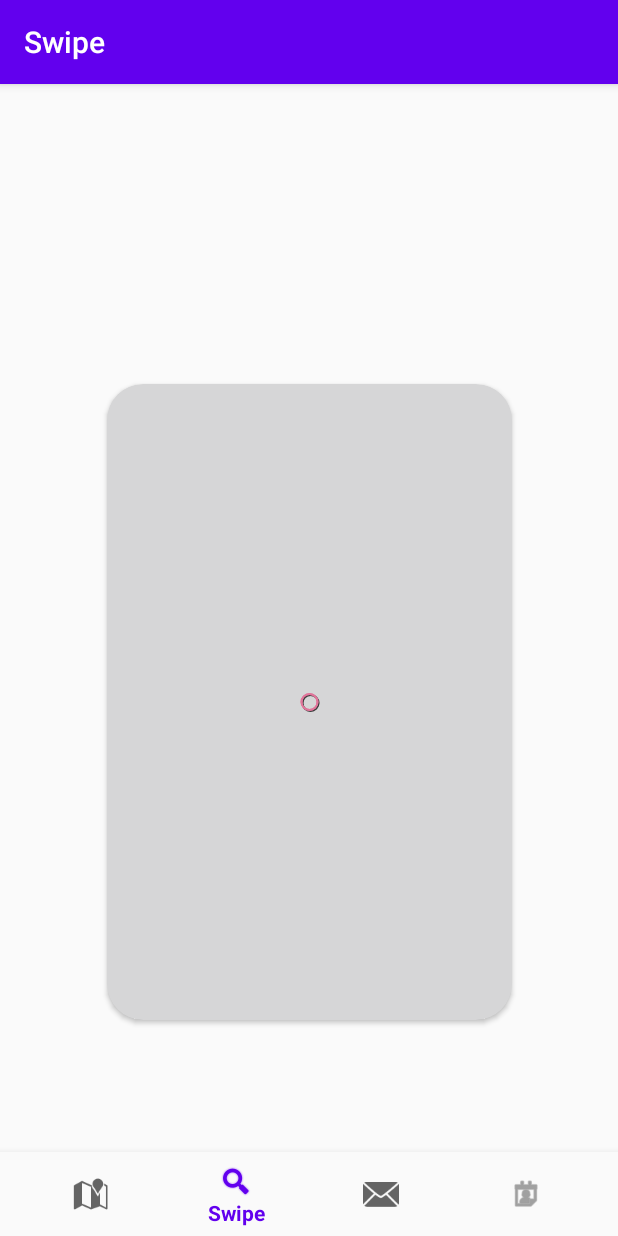
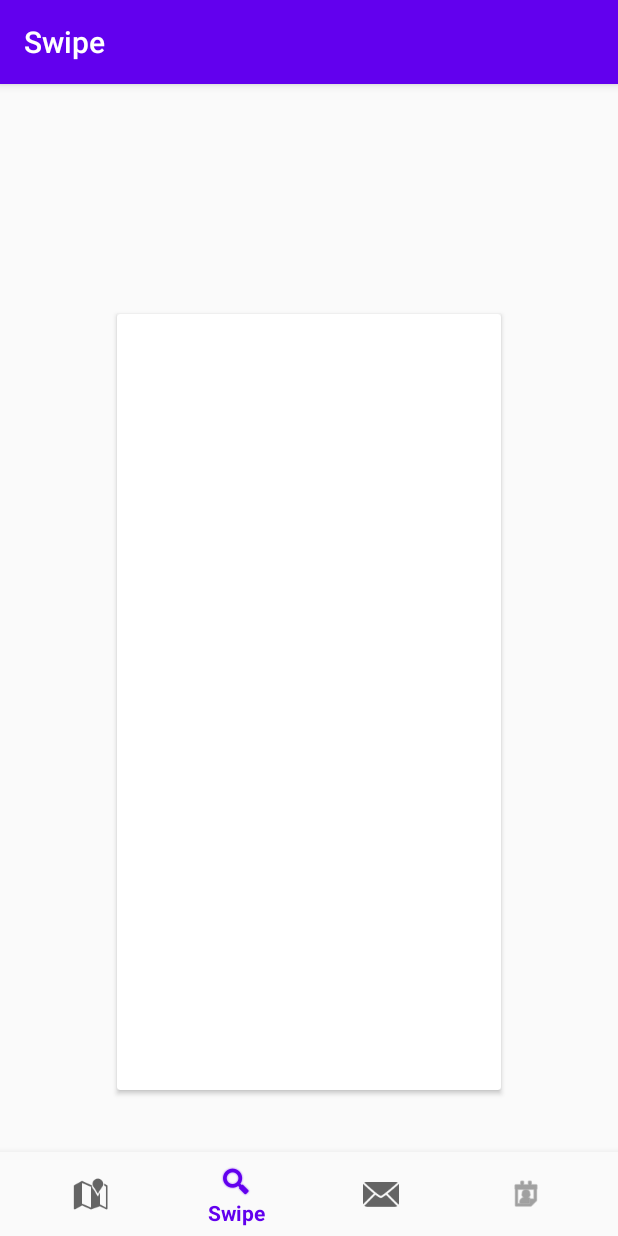
Before and after one commit to harpeliot/FyndApp, an Android app: the screen it shows after launch (MainActivity), on a phone screen of 412 x 824 dp. Run offline under Robolectric (Android 15) with nearby library versions, the phone set to English and light mode, and no system bars; our stand-ins replace navigation-ui.

Commit message:
add of profil avatar

```diff
--- a/app/src/main/res/layout/fragment_account.xml
+++ b/app/src/main/res/layout/fragment_account.xml
@@ -8,15 +8,14 @@
 
     <ImageView
         android:id="@+id/imageView"
-        android:layout_width="wrap_content"
-        android:layout_height="wrap_content"
-        app:layout_constraintBottom_toTopOf="@+id/button5"
+        android:layout_width="223dp"
+        android:layout_height="171dp"
+        android:src="@drawable/avatar_f"
+        app:layout_constraintBottom_toTopOf="@+id/button2"
         app:layout_constraintEnd_toEndOf="parent"
-        app:layout_constraintHorizontal_bias="0.498"
         app:layout_constraintStart_toStartOf="parent"
         app:layout_constraintTop_toTopOf="parent"
-        app:layout_constraintVertical_bias="0.139"
-        tools:src="@tools:sample/avatars" />
+        app:layout_constraintVertical_bias="0.638" />
 
     <Button
         android:id="@+id/button"
--- a/app/src/main/res/layout/fragment_swipe.xml
+++ b/app/src/main/res/layout/fragment_swipe.xml
@@ -1,29 +1,25 @@
 <?xml version="1.0" encoding="utf-8"?>
-<androidx.constraintlayout.motion.widget.MotionLayout xmlns:android="http://schemas.android.com/apk/res/android"
+<androidx.constraintlayout.widget.ConstraintLayout xmlns:android="http://schemas.android.com/apk/res/android"
 xmlns:app="http://schemas.android.com/apk/res-auto"
 xmlns:tools="http://schemas.android.com/tools"
 app:showPaths="true"
 android:layout_width="match_parent"
 android:layout_height="match_parent"
-tools:context=".ui.swipe.SwipeFragment"
-    app:layoutDescription="@xml/fragment_swipe_scene">
+tools:context=".ui.swipe.SwipeFragment">
 
-<com.google.android.material.card.MaterialCardView
-    android:id="@+id/cardOne"
-    android:layout_width="270dp"
-    android:layout_height="424dp"
-    app:cardBackgroundColor="@color/colorPrimary"
-    app:cardCornerRadius="24dp"
-    app:layout_constraintBottom_toBottomOf="parent"
-    app:layout_constraintEnd_toEndOf="parent"
-    app:layout_constraintStart_toStartOf="parent"
-    app:layout_constraintTop_toTopOf="parent">
+    <androidx.cardview.widget.CardView
+        android:layout_width="256dp"
+        android:layout_height="517dp"
+        app:layout_constraintBottom_toBottomOf="parent"
+        app:layout_constraintEnd_toEndOf="parent"
+        app:layout_constraintStart_toStartOf="parent"
+        app:layout_constraintTop_toTopOf="parent">
 
-    <androidx.constraintlayout.widget.ConstraintLayout
-        android:layout_width="match_parent"
-        android:layout_height="match_parent">
+        <LinearLayout
+            android:layout_width="wrap_content"
+            android:layout_height="wrap_content"/>
 
-    </androidx.constraintlayout.widget.ConstraintLayout>
-</com.google.android.material.card.MaterialCardView>
 
-</androidx.constraintlayout.motion.widget.MotionLayout>
+    </androidx.cardview.widget.CardView>
+
+</androidx.constraintlayout.widget.ConstraintLayout>
--- a/app/src/main/res/xml/fragment_swipe_scene.xml
+++ /dev/null
@@ -1,16 +0,0 @@
-<?xml version="1.0" encoding="utf-8"?>
-<MotionScene xmlns:android="http://schemas.android.com/apk/res/android"
-    xmlns:app="http://schemas.android.com/apk/res-auto">
-
-    <ConstraintSet android:id="@+id/start">
-        <Constraint android:id="@+id/cardOne" />
-    </ConstraintSet>
-
-    <ConstraintSet android:id="@+id/end">
-        <Constraint android:id="@id/cardOne" />
-    </ConstraintSet>
-
-    <Transition
-        app:constraintSetEnd="@id/end"
-        app:constraintSetStart="@+id/start" />
-</MotionScene>
```
Also changed, not shown: app/src/main/res/drawable/avatar_f.jpg (added), app/src/main/res/drawable/avatar_h.jpg (added).
